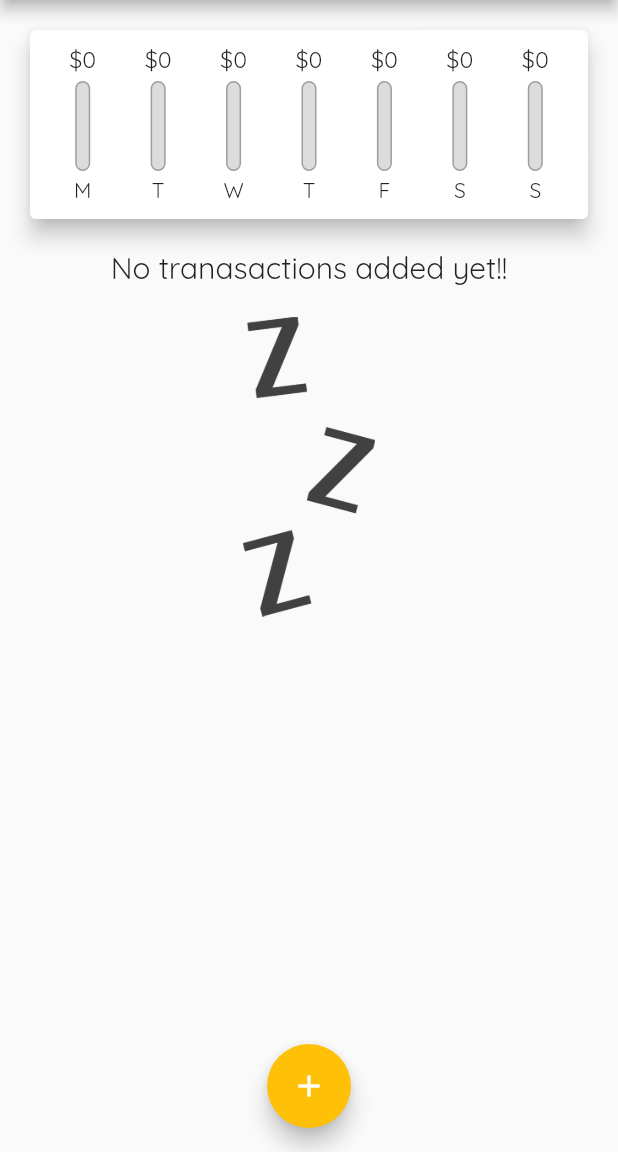
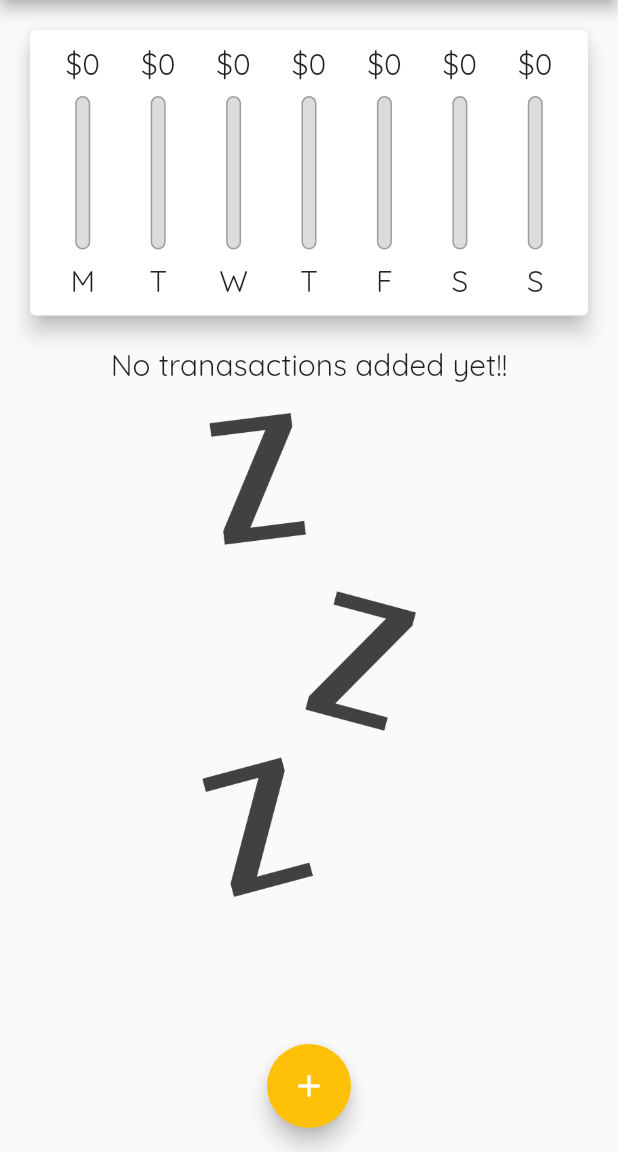
Before and after one commit to PathakTushar/exepense-app-flutter, a Flutter app: the screen it shows after launch, on a phone screen of 412 x 824 dp, the part 84-1236 px from its top. Run offline on Flutter 3.47's test engine with Material 2 defaults, Android fonts, the phone set to English and light mode, and no system bars.

Commit message:
added responsiveness

```diff
--- a/lib/main.dart
+++ b/lib/main.dart
@@ -4,7 +4,14 @@ import './widgets/transaction_list.dart';
 import './widgets/chart.dart';
 import './models/transaction.dart';
 
-void main() => runApp(const MyApp());
+void main() {
+  // WidgetsFlutterBinding.ensureInitialized();
+  // SystemChrome.setPreferredOrientations([
+  //   DeviceOrientation.portraitUp,
+  //   DeviceOrientation.portraitDown,
+  // ]);
+  runApp(const MyApp());
+}
 
 class MyApp extends StatelessWidget {
   const MyApp({super.key});
@@ -65,6 +72,8 @@ class _MyHomePageState extends State<MyHomePage> {
     // ),
   ];
 
+  bool _showChart = false;
+
   List<Transaction> get _recentTransactions {
     return _userTransactions.where((tx) {
       return tx.date.isAfter(
@@ -102,8 +111,9 @@ class _MyHomePageState extends State<MyHomePage> {
 
   @override
   Widget build(BuildContext context) {
-    return Scaffold(
-      appBar: AppBar(
+    final isLandscape =
+        MediaQuery.of(context).orientation == Orientation.landscape;
+    final appBar = AppBar(
       title: const Text('Flutter Expense App'),
       actions: [
         IconButton(
@@ -111,17 +121,58 @@ class _MyHomePageState extends State<MyHomePage> {
           icon: const Icon(Icons.add),
         ),
       ],
+    );
+    final txListWidget = SizedBox(
+      height: (MediaQuery.of(context).size.height -
+              appBar.preferredSize.height -
+              MediaQuery.of(context).padding.top) *
+          0.7,
+      child: TransactionList(
+        transactions: _userTransactions,
+        deleteTx: _deleteTransactions,
       ),
+    );
+    return Scaffold(
+      appBar: appBar,
       body: SingleChildScrollView(
         child: Column(
           // mainAxisAlignment: MainAxisAlignment.spaceEvenly,
           crossAxisAlignment: CrossAxisAlignment.stretch,
           children: [
-            Chart(recentTransactions: _recentTransactions),
-            TransactionList(
-              transactions: _userTransactions,
-              deleteTx: _deleteTransactions,
+            if (isLandscape)
+              Row(
+                mainAxisAlignment: MainAxisAlignment.center,
+                children: [
+                  const Text('Show Chart'),
+                  Switch(
+                    value: _showChart,
+                    onChanged: (val) {
+                      setState(() {
+                        _showChart = val;
+                      });
+                    },
+                  )
+                ],
               ),
+            if (!isLandscape)
+              SizedBox(
+                height: (MediaQuery.of(context).size.height -
+                        appBar.preferredSize.height -
+                        MediaQuery.of(context).padding.top) *
+                    0.3,
+                child: Chart(recentTransactions: _recentTransactions),
+              ),
+            if (!isLandscape) txListWidget,
+            if (isLandscape)
+              _showChart
+                  ? SizedBox(
+                      height: (MediaQuery.of(context).size.height -
+                              appBar.preferredSize.height -
+                              MediaQuery.of(context).padding.top) *
+                          0.7,
+                      child: Chart(recentTransactions: _recentTransactions),
+                    )
+                  : txListWidget
           ],
         ),
       ),
--- a/lib/widgets/chart_bar.dart
+++ b/lib/widgets/chart_bar.dart
@@ -13,19 +13,21 @@ class ChartBar extends StatelessWidget {
 
   @override
   Widget build(BuildContext context) {
+    return LayoutBuilder(
+      builder: (ctx, constraints) {
         return Column(
           children: [
             SizedBox(
-          height: 20,
+              height: constraints.maxHeight * 0.15,
               child: FittedBox(
                 child: Text('\$${spendingAmount.toStringAsFixed(0)}'),
               ),
             ),
-        const SizedBox(
-          height: 4,
+            SizedBox(
+              height: constraints.maxHeight * 0.05,
             ),
             SizedBox(
-          height: 60,
+              height: constraints.maxHeight * 0.6,
               width: 10,
               child: Stack(
                 children: [
@@ -48,11 +50,18 @@ class ChartBar extends StatelessWidget {
                 ],
               ),
             ),
-        const SizedBox(
-          height: 4,
+            SizedBox(
+              height: constraints.maxHeight * 0.05,
             ),
-        Text(label),
+            SizedBox(
+              height: constraints.maxHeight * 0.15,
+              child: FittedBox(
+                child: Text(label),
+              ),
+            ),
           ],
+        );
+      },
     );
   }
 }
--- a/lib/widgets/new_transaction.dart
+++ b/lib/widgets/new_transaction.dart
@@ -48,10 +48,16 @@ class _NewTransactionState extends State<NewTransaction> {
 
   @override
   Widget build(BuildContext context) {
-    return Card(
+    return SingleChildScrollView(
+      child: Card(
         elevation: 5,
         child: Container(
-        padding: const EdgeInsets.all(10),
+          padding: EdgeInsets.only(
+            top: 10,
+            left: 10,
+            right: 10,
+            bottom: MediaQuery.of(context).viewInsets.bottom + 10,
+          ),
           child: Column(
             crossAxisAlignment: CrossAxisAlignment.end,
             children: [
@@ -79,7 +85,8 @@ class _NewTransactionState extends State<NewTransaction> {
                     ),
                     TextButton(
                       style: const ButtonStyle(
-                      foregroundColor: MaterialStatePropertyAll(Colors.purple),
+                        foregroundColor:
+                            MaterialStatePropertyAll(Colors.purple),
                       ),
                       onPressed: _presentDatePicker,
                       child: const Text('Choose Date'),
@@ -97,6 +104,7 @@ class _NewTransactionState extends State<NewTransaction> {
             ],
           ),
         ),
+      ),
     );
   }
 }
--- a/lib/widgets/transaction_list.dart
+++ b/lib/widgets/transaction_list.dart
@@ -10,10 +10,9 @@ class TransactionList extends StatelessWidget {
 
   @override
   Widget build(BuildContext context) {
-    return SizedBox(
-      height: 440,
-      child: transactions.isEmpty
-          ? Column(
+    return transactions.isEmpty
+        ? LayoutBuilder(builder: (ctx, constraints) {
+            return Column(
               children: [
                 Text(
                   'No tranasactions added yet!!',
@@ -23,13 +22,14 @@ class TransactionList extends StatelessWidget {
                   height: 20,
                 ),
                 SizedBox(
-                    height: 200,
+                    height: constraints.maxHeight * 0.6,
                     child: Image.asset(
                       'assets/images/waiting.png',
                       fit: BoxFit.cover,
                     )),
               ],
-            )
+            );
+          })
         : ListView.builder(
             itemBuilder: (ctx, index) {
               return Card(
@@ -56,7 +56,16 @@ class TransactionList extends StatelessWidget {
                   subtitle: Text(
                     DateFormat.yMMMd().format(transactions[index].date),
                   ),
-                    trailing: IconButton(
+                  trailing: MediaQuery.of(context).size.width > 460
+                      ? TextButton.icon(
+                          onPressed: deleteTx(transactions[index].id),
+                          icon: const Icon(Icons.delete),
+                          label: const Text('Delete'),
+                          style: TextButton.styleFrom(
+                            foregroundColor:
+                                Theme.of(context).colorScheme.error,
+                          ))
+                      : IconButton(
                           icon: const Icon(Icons.delete),
                           color: Theme.of(context).colorScheme.error,
                           onPressed: () => deleteTx(transactions[index].id),
@@ -112,7 +121,6 @@ class TransactionList extends StatelessWidget {
               // );
             },
             itemCount: transactions.length,
-            ),
           );
   }
 }
```
Lines whose indentation alone changed are shown as unchanged.
